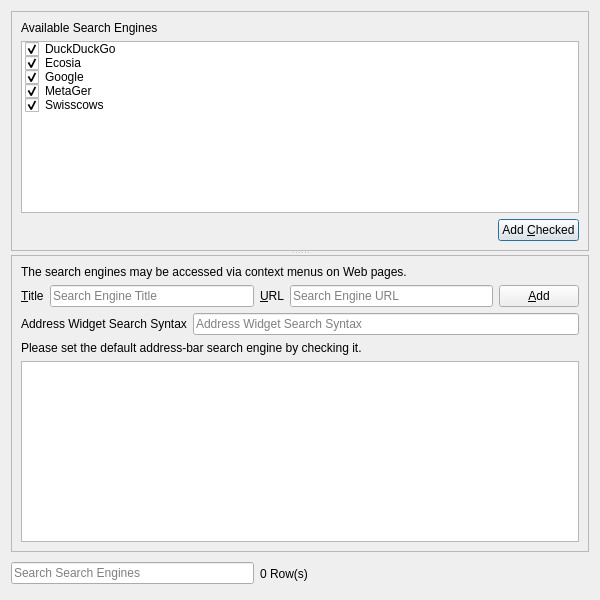
Before: the Qt Designer form UI/dooble_search_engines_popup.ui in textbrowser/dooble, drawn with Qt 5.
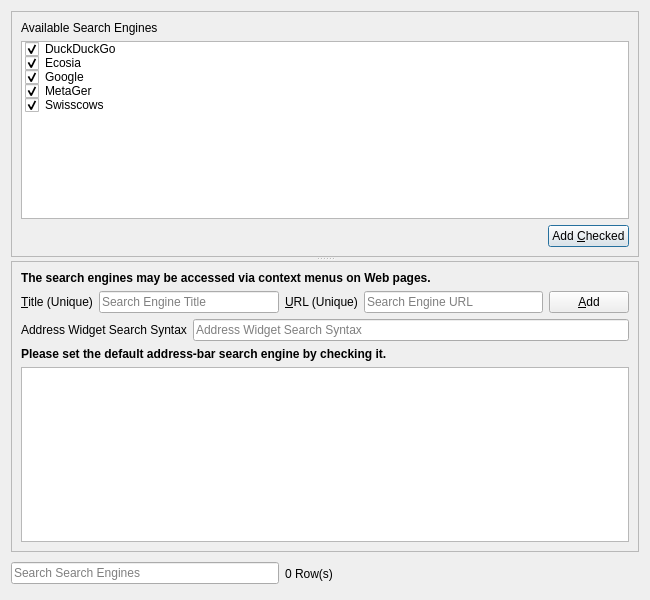
After: the same form once the commit is applied. Icons and pictures are not drawn. Custom widgets are drawn as their Qt base class.

Commit message: Bold text. GH ticket #160.

What changed in the file:
```diff
--- a/UI/dooble_search_engines_popup.ui
+++ b/UI/dooble_search_engines_popup.ui
@@ -6,7 +6,7 @@
    <rect>
     <x>0</x>
     <y>0</y>
-    <width>600</width>
+    <width>650</width>
     <height>600</height>
    </rect>
   </property>
@@ -127,6 +127,12 @@
       <layout class="QVBoxLayout" name="verticalLayout_3">
        <item>
         <widget class="QLabel" name="label_3">
+         <property name="font">
+          <font>
+           <weight>75</weight>
+           <bold>true</bold>
+          </font>
+         </property>
          <property name="text">
           <string>The search engines may be accessed via context menus on Web pages.</string>
          </property>
@@ -144,7 +150,7 @@
              <item>
               <widget class="QLabel" name="label_6">
                <property name="text">
-                <string>&amp;Title</string>
+                <string>&amp;Title (Unique)</string>
                </property>
                <property name="buddy">
                 <cstring>title</cstring>
@@ -164,7 +170,7 @@
              <item>
               <widget class="QLabel" name="label_23">
                <property name="text">
-                <string>&amp;URL</string>
+                <string>&amp;URL (Unique)</string>
                </property>
                <property name="buddy">
                 <cstring>search_engine</cstring>
@@ -215,6 +221,12 @@
          </item>
          <item>
           <widget class="QLabel" name="label_4">
+           <property name="font">
+            <font>
+             <weight>75</weight>
+             <bold>true</bold>
+            </font>
+           </property>
            <property name="text">
             <string>Please set the default address-bar search engine by checking it.</string>
            </property>
```
Left out of the diff: 6 changed lines with no effect on the pictures. The commit also changes 4 other files.
